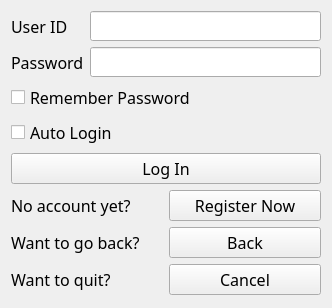
The window that login.ui (Aloereed/Flightman_Client_DATA130039) describes before a commit, drawn with Qt 5.
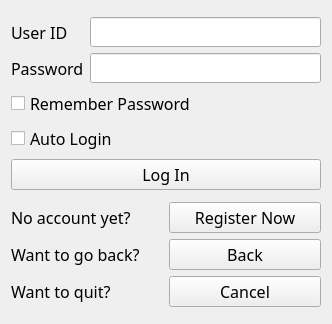
The same window after the commit.

```diff
--- a/login.ui
+++ b/login.ui
@@ -7,9 +7,15 @@
     <x>0</x>
     <y>0</y>
     <width>332</width>
-    <height>308</height>
+    <height>324</height>
    </rect>
   </property>
+  <property name="sizePolicy">
+   <sizepolicy hsizetype="Ignored" vsizetype="Preferred">
+    <horstretch>0</horstretch>
+    <verstretch>0</verstretch>
+   </sizepolicy>
+  </property>
   <property name="font">
    <font>
     <family>Yu Gothic UI Semilight</family>
```
